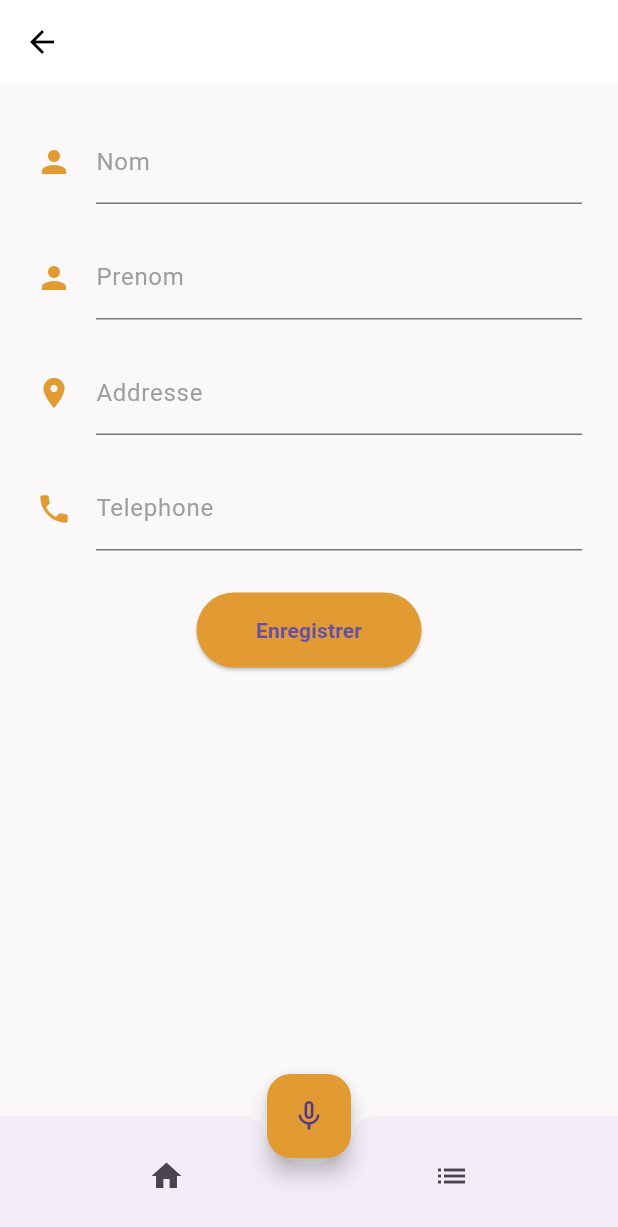
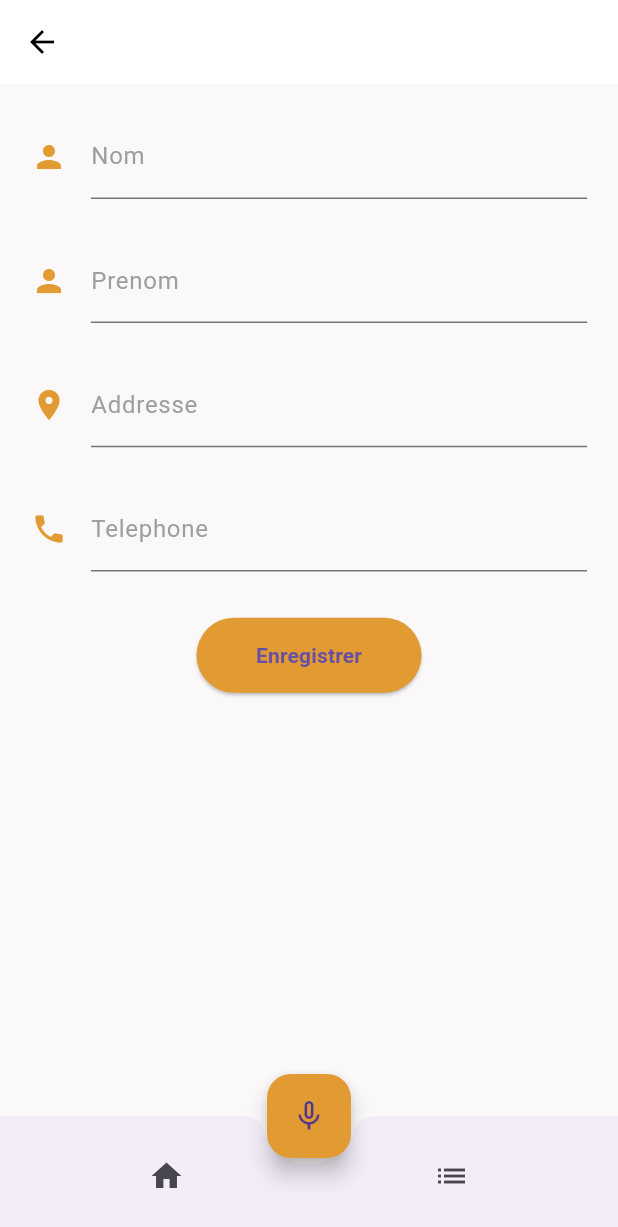
Before and after one commit to KennyChrisUmurundi/TravailFutE, a Flutter app: the ClientsList screen opened directly, after a tap on the "add" icon, on a phone screen of 412 x 824 dp. Shown: the top 1227 px of the screen. Run offline on Flutter 3.47's test engine with Material 3 defaults, Android fonts, the phone set to English and light mode, and no system bars; drawn by our look-alikes of flutter_form_builder; our stand-ins replace audioplayers, flutter_native_splash, flutter_spinkit, logger, permission_handler; missing offline and left inert: phone_state, record; network calls fail.

Commit message:
Responsiveness

```diff
--- a/lib/main.dart
+++ b/lib/main.dart
@@ -17,7 +17,7 @@ Future<String?> getAndroidDeviceId() async {
   String? deviceId;
   try {
     deviceId =
-        await MethodChannel('your_channel_name').invokeMethod('getDeviceId');
+        await const MethodChannel('your_channel_name').invokeMethod('getDeviceId');
   } on PlatformException catch (e) {
     print('Error getting Android device ID: $e');
   }
--- a/lib/screens/client_create.dart
+++ b/lib/screens/client_create.dart
@@ -18,8 +18,13 @@ class _ClientCreatePageState extends State<ClientCreatePage> {
 
   @override
   Widget build(BuildContext context) {
+    // LOCAL VARIABLES
+    var size = MediaQuery.of(context).size;
+    var width = size.width;
+    var height = size.height;
+
     return Scaffold(
-      resizeToAvoidBottomInset: false,
+      resizeToAvoidBottomInset: true,
       appBar: AppBar(
         backgroundColor: Colors.white,
         foregroundColor: Colors.black,
@@ -27,7 +32,7 @@ class _ClientCreatePageState extends State<ClientCreatePage> {
       ),
       backgroundColor: kBackgroundColor,
       body: Padding(
-        padding: const EdgeInsets.all(16.0),
+        padding: EdgeInsets.all(width * 0.025),
         child: FormBuilder(
           key: _formKey,
           autovalidateMode: AutovalidateMode.disabled,
@@ -39,24 +44,24 @@ class _ClientCreatePageState extends State<ClientCreatePage> {
                   // textHint: 'Jean',
                   icon: Icons.person,
                 ),
-                const SizedBox(
-                  height: 5,
+                SizedBox(
+                  height: width * 0.015,
                 ),
                 const FormTextField(
                   textLabel: 'Prenom',
                   // textHint: 'Jean',
                   icon: Icons.person,
                 ),
-                const SizedBox(
-                  height: 5,
+                SizedBox(
+                  height: width * 0.015,
                 ),
                 const FormTextField(
                   textLabel: 'Addresse',
                   // textHint: 'Jean',
                   icon: Icons.location_on,
                 ),
-                const SizedBox(
-                  height: 5,
+                SizedBox(
+                  height: width * 0.015,
                 ),
                 const FormTextField(
                   textLabel: 'Telephone',
@@ -83,12 +88,15 @@ class _ClientCreatePageState extends State<ClientCreatePage> {
                 //   // Add validation and initial value as needed
                 // ),
                 // Repeat for other form fields (first_name, last_name, etc.)
-                const SizedBox(height: 20),
+                SizedBox(
+                  height: width * 0.05,
+                ),
                 ElevatedButton(
                   style: ButtonStyle(
                     backgroundColor:
-                        MaterialStateProperty.all<Color>(kTravailFuteMainColor),
-                    minimumSize: MaterialStateProperty.all<Size>(Size(150, 50)),
+                        WidgetStateProperty.all<Color>(kTravailFuteMainColor),
+                    minimumSize:
+                        WidgetStateProperty.all<Size>(const Size(150, 50)),
                   ),
                   onPressed: () async {
                     if (_formKey.currentState!.saveAndValidate()) {
@@ -136,8 +144,12 @@ class FormTextField extends StatelessWidget {
 
   @override
   Widget build(BuildContext context) {
+      // LOCAL VARIABLES
+      var size = MediaQuery.of(context).size;
+      var width = size.width;
+
     return Container(
-      padding: const EdgeInsets.all(8),
+      padding:  EdgeInsets.all(width * 0.025),
       child: FormBuilderTextField(
         name: textLabel,
         decoration: InputDecoration(
--- a/lib/screens/clients.dart
+++ b/lib/screens/clients.dart
@@ -42,6 +42,10 @@ class _ClientsListState extends State<ClientsList> {
 
   @override
   Widget build(BuildContext context) {
+    // LOCAL VARIABLES
+    var size = MediaQuery.of(context).size;
+    var width = size.width;
+
     return Scaffold(
       appBar: AppBar(
         backgroundColor: Colors.white,
@@ -75,7 +79,7 @@ class _ClientsListState extends State<ClientsList> {
           // const SearchBar(),
           Expanded(
             child: ListView.builder(
-                padding: const EdgeInsets.all(8),
+                padding:  EdgeInsets.all(width * 0.025),
                 itemCount: clientList.length,
                 itemBuilder: (BuildContext context, int index) {
                   return ClientCard(client: clientList[index]);
--- a/lib/widgets/search_bar.dart
+++ b/lib/widgets/search_bar.dart
@@ -12,8 +12,8 @@ class _SearchEngineState extends State<SearchEngine> {
   @override
   Widget build(BuildContext context) {
     return Container(
-      padding: EdgeInsets.all(10),
-      margin: EdgeInsets.all(8),
+      padding: const EdgeInsets.all(10),
+      margin: const EdgeInsets.all(8),
       height: 45,
       decoration: BoxDecoration(
         // border: Border.all(
```
Also changed, not shown: lib/screens/client_detail.dart (+43 -27 lines), pubspec.yaml (+46 -46 lines), pubspec.lock.
